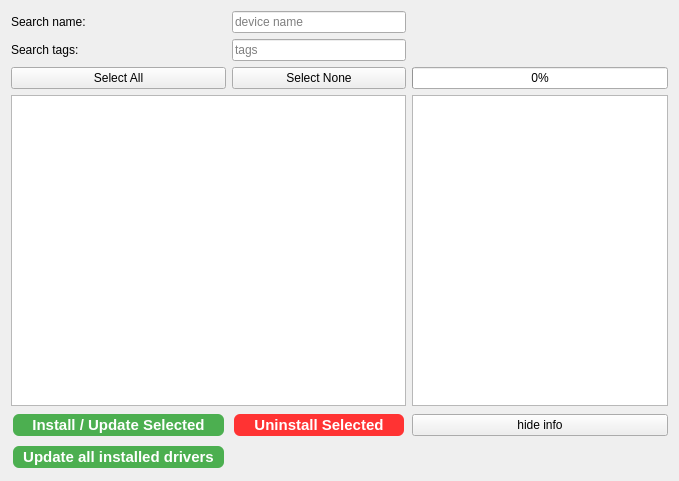
This is nomad_camels/gui/device_installer.ui in FAU-LAP/NOMAD-CAMELS as Qt 5 draws it before an edit. The edited form follows.
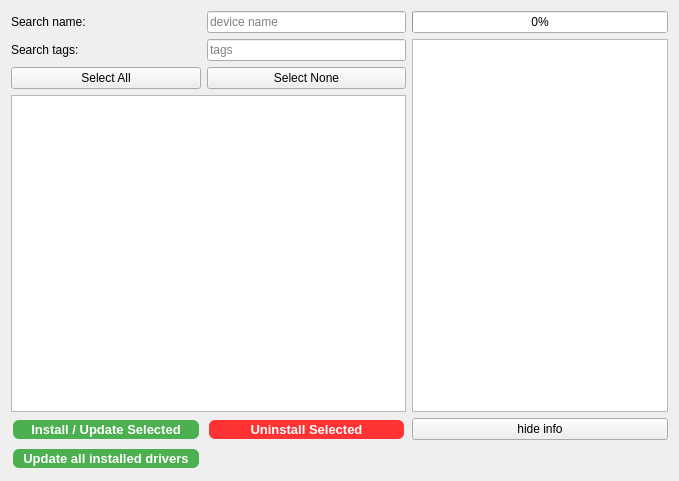
This is the edited form.

Commit message: Update device_installer.ui and device_installer.py added color to buttons

Patch:
```diff
--- a/nomad_camels/gui/device_installer.ui
+++ b/nomad_camels/gui/device_installer.ui
@@ -14,7 +14,7 @@
    <string>Form</string>
   </property>
   <layout class="QGridLayout" name="gridLayout">
-   <item row="3" column="2" rowspan="3">
+   <item row="1" column="2" rowspan="5">
     <widget class="QTextEdit" name="textEdit_device_info">
      <property name="enabled">
       <bool>true</bool>
@@ -24,19 +24,6 @@
      </property>
     </widget>
    </item>
-   <item row="2" column="2">
-    <widget class="QProgressBar" name="progressBar">
-     <property name="enabled">
-      <bool>true</bool>
-     </property>
-     <property name="value">
-      <number>0</number>
-     </property>
-     <property name="invertedAppearance">
-      <bool>false</bool>
-     </property>
-    </widget>
-   </item>
    <item row="7" column="0">
     <widget class="QPushButton" name="pushButton_update_drivers">
      <property name="enabled">
@@ -50,11 +37,8 @@
                                 padding: 2px 10px; 
                                 text-align: center; 
                                 text-decoration: none; 
-                                display: inline-block; 
-                                font-size: 15px; 
+                                font-size: 13px; 
                                 margin: 2px 2px; 
-                                transition-duration: 0.4s; 
-                                cursor: pointer; 
                                 border-radius: 6px;
 								font-weight: bold;
                             }
@@ -95,11 +79,8 @@
                                 padding: 2px 10px; 
                                 text-align: center; 
                                 text-decoration: none; 
-                                display: inline-block; 
-                                font-size: 15px; 
+                                font-size: 13px; 
                                 margin: 2px 2px; 
-                                transition-duration: 0.4s; 
-                                cursor: pointer; 
                                 border-radius: 6px;
 								font-weight: bold;
                             }
@@ -126,11 +107,8 @@
                                 padding: 2px 10px; 
                                 text-align: center; 
                                 text-decoration: none; 
-                                display: inline-block; 
-                                font-size: 15px; 
+                                font-size: 13px; 
                                 margin: 2px 2px; 
-                                transition-duration: 0.4s; 
-                                cursor: pointer; 
                                 border-radius: 6px;
 								font-weight: bold;
                             }
@@ -174,6 +152,19 @@
      </property>
     </widget>
    </item>
+   <item row="0" column="2">
+    <widget class="QProgressBar" name="progressBar">
+     <property name="enabled">
+      <bool>true</bool>
+     </property>
+     <property name="value">
+      <number>0</number>
+     </property>
+     <property name="invertedAppearance">
+      <bool>false</bool>
+     </property>
+    </widget>
+   </item>
    <item row="1" column="0">
     <widget class="QLabel" name="label_2">
      <property name="text">
```
The commit also changes 5 other files.
